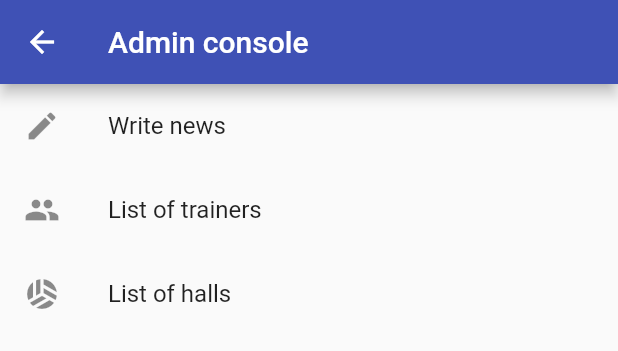
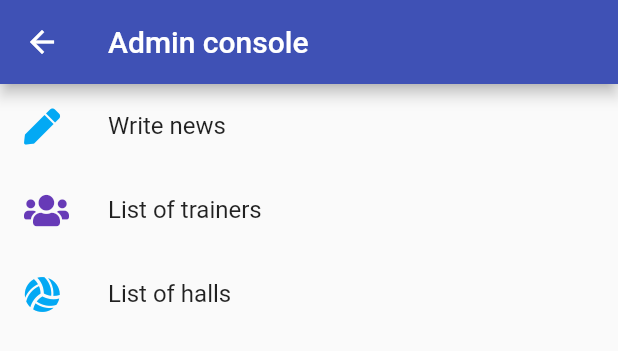
Before and after one commit to mozochek/sports_complex_app, a Flutter app: the AdminConsoleButton widget shown alone on an empty page, opened directly, after a tap on "Admin console", on a phone screen of 412 x 824 dp. Shown: the top 351 px of the screen. Run offline on Flutter 3.47's test engine with Material 2 defaults, Android fonts, the phone set to English and light mode, and no system bars; our stand-ins replace cloud_firestore, date_picker_timeline, firebase_auth, firebase_core, flutter_slidable, font_awesome_flutter and 5 more; accounts and stored records are empty.

Commit message:
Add FontAwesome icons

```diff
--- a/lib/src/presentation/profile/admin_console/widgets/list_of_coaches_button_widget.dart
+++ b/lib/src/presentation/profile/admin_console/widgets/list_of_coaches_button_widget.dart
@@ -1,4 +1,5 @@
 import 'package:flutter/material.dart';
+import 'package:font_awesome_flutter/font_awesome_flutter.dart';
 import 'package:provider/provider.dart';
 
 import 'package:sports_complex_app/generated/l10n.dart';
@@ -33,7 +34,10 @@ class ListOfCoachesButton extends StatelessWidget {
         );
       },
       child: ListTile(
-        leading: const Icon(Icons.people),
+        leading: const FaIcon(
+          FontAwesomeIcons.users,
+          color: Colors.deepPurple,
+        ),
         title: Text(
           S.current.list_of_coaches_text,
         ),
--- a/lib/src/presentation/profile/admin_console/widgets/list_of_halls_button_widget.dart
+++ b/lib/src/presentation/profile/admin_console/widgets/list_of_halls_button_widget.dart
@@ -1,4 +1,5 @@
 import 'package:flutter/material.dart';
+import 'package:font_awesome_flutter/font_awesome_flutter.dart';
 import 'package:provider/provider.dart';
 
 import 'package:sports_complex_app/generated/l10n.dart';
@@ -33,7 +34,10 @@ class ListOfHallsButton extends StatelessWidget {
         );
       },
       child: ListTile(
-        leading: const Icon(Icons.sports_volleyball),
+        leading: const FaIcon(
+          FontAwesomeIcons.volleyballBall,
+          color: Colors.lightBlue,
+        ),
         title: Text(
           S.current.list_of_halls_text,
         ),
--- a/lib/src/presentation/profile/admin_console/widgets/write_news_button_widget.dart
+++ b/lib/src/presentation/profile/admin_console/widgets/write_news_button_widget.dart
@@ -1,4 +1,5 @@
 import 'package:flutter/material.dart';
+import 'package:font_awesome_flutter/font_awesome_flutter.dart';
 
 import 'package:sports_complex_app/generated/l10n.dart';
 import 'package:sports_complex_app/src/presentation/common/debug_dialog.dart';
@@ -22,7 +23,7 @@ class WriteNewsButton extends StatelessWidget {
         );
       },
       child: ListTile(
-        leading: const Icon(Icons.edit),
+        leading: const FaIcon(FontAwesomeIcons.pen, color: Colors.lightBlue,),
         title: Text(
           S.current.write_news_text,
         ),
--- a/lib/src/presentation/profile/widgets/admin_console_button_widget.dart
+++ b/lib/src/presentation/profile/widgets/admin_console_button_widget.dart
@@ -1,4 +1,5 @@
 import 'package:flutter/material.dart';
+import 'package:font_awesome_flutter/font_awesome_flutter.dart';
 
 import 'package:sports_complex_app/generated/l10n.dart';
 import 'package:sports_complex_app/injection.dart';
@@ -15,8 +16,8 @@ class AdminConsoleButton extends StatelessWidget {
       onTap: () async =>
           getIt<ISportsComplexRouter>().push(ScreenRoutes.adminConsole),
       child: ListTile(
-        leading: const Icon(
-          Icons.admin_panel_settings,
+        leading: const FaIcon(
+          FontAwesomeIcons.userShield,
           color: Colors.lightBlue,
         ),
         title: Text(
--- a/lib/src/presentation/profile/widgets/favorite_workouts_button_widget.dart
+++ b/lib/src/presentation/profile/widgets/favorite_workouts_button_widget.dart
@@ -1,4 +1,5 @@
 import 'package:flutter/material.dart';
+import 'package:font_awesome_flutter/font_awesome_flutter.dart';
 
 import 'package:sports_complex_app/generated/l10n.dart';
 import 'package:sports_complex_app/src/presentation/profile/favorite_workouts/favorite_workouts_screen.dart';
@@ -20,8 +21,8 @@ class FavoriteWorkoutsButton extends StatelessWidget {
         );
       },
       child: ListTile(
-        leading: const Icon(
-          Icons.star_border,
+        leading: const FaIcon(
+          FontAwesomeIcons.star,
           color: Colors.yellow,
         ),
         title: Text(
--- a/lib/src/presentation/profile/widgets/settings_button_widget.dart
+++ b/lib/src/presentation/profile/widgets/settings_button_widget.dart
@@ -1,4 +1,5 @@
 import 'package:flutter/material.dart';
+import 'package:font_awesome_flutter/font_awesome_flutter.dart';
 
 import 'package:sports_complex_app/generated/l10n.dart';
 import 'package:sports_complex_app/src/presentation/profile/settings/settings_screen.dart';
@@ -21,8 +22,8 @@ class SettingsButton extends StatelessWidget {
         );
       },
       child: ListTile(
-        leading: const Icon(
-          Icons.settings,
+        leading: const FaIcon(
+          FontAwesomeIcons.cog,
           color: Colors.black54,
         ),
         title: Text(
--- a/lib/src/presentation/profile/widgets/sign_out_button_widget.dart
+++ b/lib/src/presentation/profile/widgets/sign_out_button_widget.dart
@@ -1,4 +1,5 @@
 import 'package:flutter/material.dart';
+import 'package:font_awesome_flutter/font_awesome_flutter.dart';
 
 import 'package:sports_complex_app/generated/l10n.dart';
 import 'package:sports_complex_app/injection.dart';
@@ -31,8 +32,8 @@ class SignOutButton extends StatelessWidget {
         }
       },
       child: ListTile(
-        leading: const Icon(
-          Icons.logout,
+        leading: const FaIcon(
+          FontAwesomeIcons.signOutAlt,
           color: Colors.red,
         ),
         title: Text(
```
Also changed, not shown: lib/src/presentation/bottom_nav/bottom_navigation_widget.dart (+4 -3 lines).
